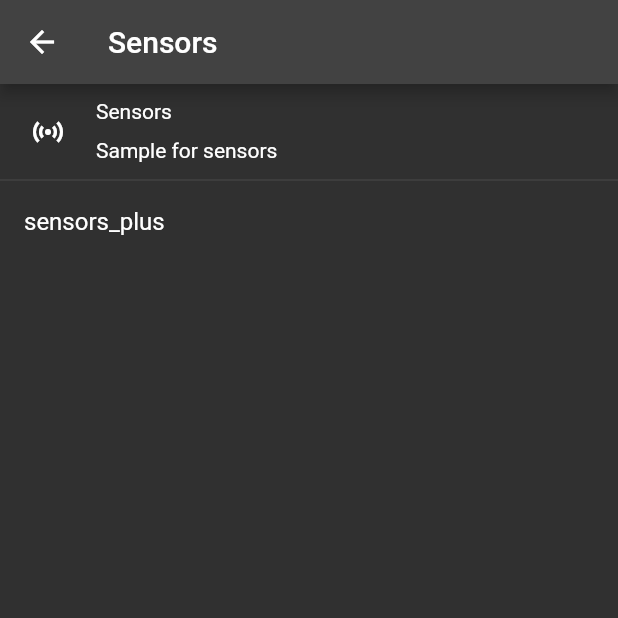
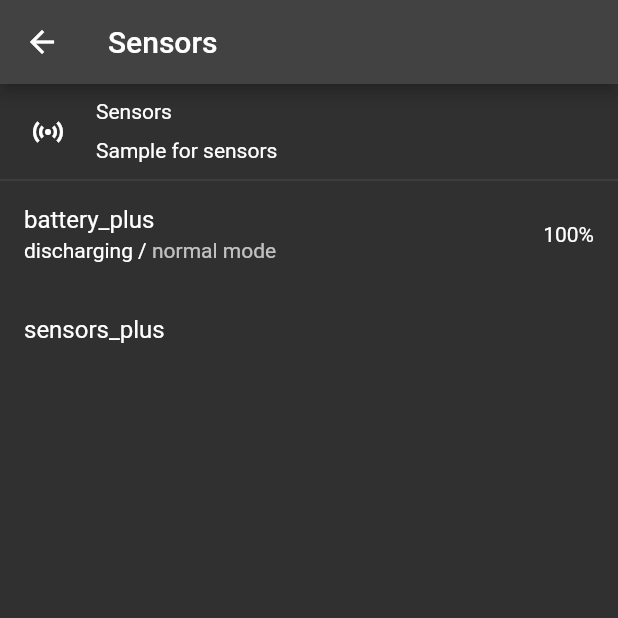
Before and after one commit to wuyue92tree/flutter_sample, a Flutter app: the screen it shows after launch, after a tap on "sensors", on a phone screen of 412 x 824 dp, the top half of it. Run offline on Flutter 3.47's test engine with Material 2 defaults, Android fonts, the light colour scheme and no system bars; our stand-ins replace battery_plus, get, shared_preferences.

Commit message:
add battery sensor base on battery_plus

```diff
--- a/lib/common/local_translations.dart
+++ b/lib/common/local_translations.dart
@@ -23,6 +23,12 @@ class LocalTranslations extends Translations {
           'Sensors': '传感器',
           'Sample for sensors': '传感器示例',
           'enable welcome page': '启用欢迎页面',
+          'unknown': '未知',
+          'charging': '充电中',
+          'discharging': '放电中',
+          'full': '已充满',
+          'safe mode': '省电模式',
+          'normal mode': '正常模式',
         },
       };
 }
--- a/lib/pages/core/sensors/sensors_controller.dart
+++ b/lib/pages/core/sensors/sensors_controller.dart
@@ -1,5 +1,22 @@
+import 'dart:async';
+
+import 'package:battery_plus/battery_plus.dart';
 import 'package:get/get.dart';
 
 class SensorsController extends GetxController {
+  var battery = Battery().obs;
+  var batteryState = BatteryState.unknown.obs;
+  StreamSubscription<BatteryState>? batteryStateSubscription;
 
+  @override
+  void onReady() {
+    super.onReady();
+    batteryStateSubscription =
+        battery.value.onBatteryStateChanged.listen((BatteryState state) {
+      batteryState.value = state;
+    });
+    battery.value.batteryLevel;
+    battery.value.isInBatterySaveMode;
+
+  }
 }
--- a/lib/pages/core/sensors/sensors_page.dart
+++ b/lib/pages/core/sensors/sensors_page.dart
@@ -1,18 +1,20 @@
+import 'package:battery_plus/battery_plus.dart';
 import 'package:flutter/material.dart';
 import 'package:get/get.dart';
 
 import 'sensors_controller.dart';
 
 class SensorsPage extends StatelessWidget {
+  final controller = Get.find<SensorsController>();
+
   @override
   Widget build(BuildContext context) {
-    final controller = Get.find<SensorsController>();
-
     return Scaffold(
       appBar: AppBar(
         title: Text('Sensors'.tr),
       ),
-      body: Column(
+      body: Obx(() {
+        return Column(
           children: [
             Container(
               height: 64.0,
@@ -40,10 +42,33 @@ class SensorsPage extends StatelessWidget {
                 ],
               ),
             ),
-          Divider(height: 0,),
+            Divider(
+              height: 0,
+            ),
             Expanded(
               child: ListView(
                 children: [
+                  ListTile(
+                    title: Text('battery_plus'.tr),
+                    subtitle: RichText(
+                      text: TextSpan(
+                        children: [
+                          TextSpan(
+                            text: buildBatteryState(),
+                            style: Theme.of(context).textTheme.bodyText2,
+                          ),
+                          TextSpan(
+                            text: ' / ',
+                            style: Theme.of(context).textTheme.bodyText2,
+                          ),
+                          WidgetSpan(
+                            child: buildIsInBatterySaveMode(context),
+                          ),
+                        ],
+                      ),
+                    ),
+                    trailing: buildBatteryLevel(context),
+                  ),
                   ListTile(
                     title: Text('sensors_plus'.tr),
                   ),
@@ -51,7 +76,43 @@ class SensorsPage extends StatelessWidget {
               ),
             )
           ],
-      ),
+        );
+      }),
+    );
+  }
+
+  String buildBatteryState() {
+    switch (controller.batteryState.value) {
+      case BatteryState.unknown:
+        return 'unknown'.tr;
+      case BatteryState.charging:
+        return 'charging'.tr;
+      case BatteryState.discharging:
+        return 'discharging'.tr;
+      case BatteryState.full:
+        return 'full'.tr;
+    }
+  }
+
+  buildBatteryLevel(BuildContext context) {
+    return FutureBuilder<int>(
+      future: controller.battery.value.batteryLevel,
+      builder: (BuildContext context, AsyncSnapshot<int> snapshot) {
+        return Text(snapshot.data.toString() + '%');
+      },
+    );
+  }
+
+  buildIsInBatterySaveMode(BuildContext context) {
+    return FutureBuilder<bool>(
+      future: controller.battery.value.isInBatterySaveMode,
+      builder: (BuildContext context, AsyncSnapshot<bool> snapshot) {
+        if (snapshot.data == true) {
+          return Text('safe mode'.tr);
+        } else {
+          return Text('normal mode'.tr);
+        }
+      },
     );
   }
 }
--- a/pubspec.yaml
+++ b/pubspec.yaml
@@ -40,6 +40,7 @@ dependencies:
   flutter_localizations:
     sdk: flutter
   shared_preferences: ^2.0.8
+  battery_plus: ^2.0.1
 
 dev_dependencies:
   flutter_test:
```
Also changed, not shown: pubspec.lock. Lines whose indentation alone changed are shown as unchanged.
